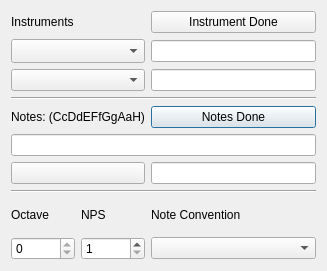
This is OceanGUI/File_Dialog.ui in uglasmeyer/ocean as Qt 5 draws it before an edit. The edited form follows.
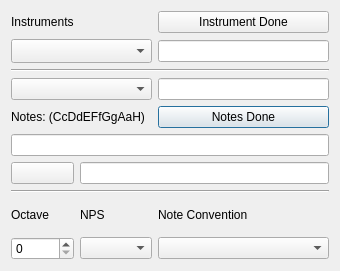
This is the edited form.

What changed in the file:
```diff
--- a/OceanGUI/File_Dialog.ui
+++ b/OceanGUI/File_Dialog.ui
@@ -6,7 +6,7 @@
    <rect>
     <x>0</x>
     <y>0</y>
-    <width>327</width>
+    <width>340</width>
     <height>271</height>
    </rect>
   </property>
@@ -499,7 +499,14 @@
      </property>
     </widget>
    </item>
-   <item row="2" column="0" colspan="2">
+   <item row="2" column="0" colspan="3">
+    <widget class="Line" name="line">
+     <property name="orientation">
+      <enum>Qt::Horizontal</enum>
+     </property>
+    </widget>
+   </item>
+   <item row="3" column="0" colspan="2">
     <widget class="QComboBox" name="cb_notefilenames">
      <property name="sizePolicy">
       <sizepolicy hsizetype="Expanding" vsizetype="Fixed">
@@ -515,16 +522,9 @@
      </property>
     </widget>
    </item>
-   <item row="2" column="2">
+   <item row="3" column="2">
     <widget class="QLineEdit" name="lE_NotesFile"/>
    </item>
-   <item row="3" column="0" colspan="3">
-    <widget class="Line" name="line">
-     <property name="orientation">
-      <enum>Qt::Horizontal</enum>
-     </property>
-    </widget>
-   </item>
    <item row="4" column="0" colspan="2">
     <widget class="QLabel" name="lbl_selected_notes">
      <property name="text">
@@ -542,7 +542,7 @@
    <item row="5" column="0" colspan="3">
     <widget class="QLineEdit" name="lE_Notes"/>
    </item>
-   <item row="6" column="0" colspan="2">
+   <item row="6" column="0">
     <widget class="QPushButton" name="pbPlayNotes">
      <property name="text">
       <string/>
@@ -552,7 +552,7 @@
      </property>
     </widget>
    </item>
-   <item row="6" column="2">
+   <item row="6" column="1" colspan="2">
     <widget class="QLineEdit" name="lE_Rythm"/>
    </item>
    <item row="7" column="0" colspan="3">
@@ -577,21 +577,17 @@
     </widget>
    </item>
    <item row="9" column="0">
-    <widget class="QSpinBox" name="spinBox">
-     <property name="maximum">
+    <widget class="QSpinBox" name="sB_Octave">
+     <property name="minimum">
       <number>0</number>
      </property>
+     <property name="maximum">
+      <number>6</number>
+     </property>
     </widget>
    </item>
    <item row="9" column="1">
-    <widget class="QSpinBox" name="sB_nps">
-     <property name="minimum">
-      <number>1</number>
-     </property>
-     <property name="maximum">
-      <number>8</number>
-     </property>
-    </widget>
+    <widget class="QComboBox" name="cb_nps"/>
    </item>
    <item row="9" column="2">
     <widget class="QComboBox" name="comboBox"/>
```
Left out of the diff: 16 changed lines with no effect on the pictures.
